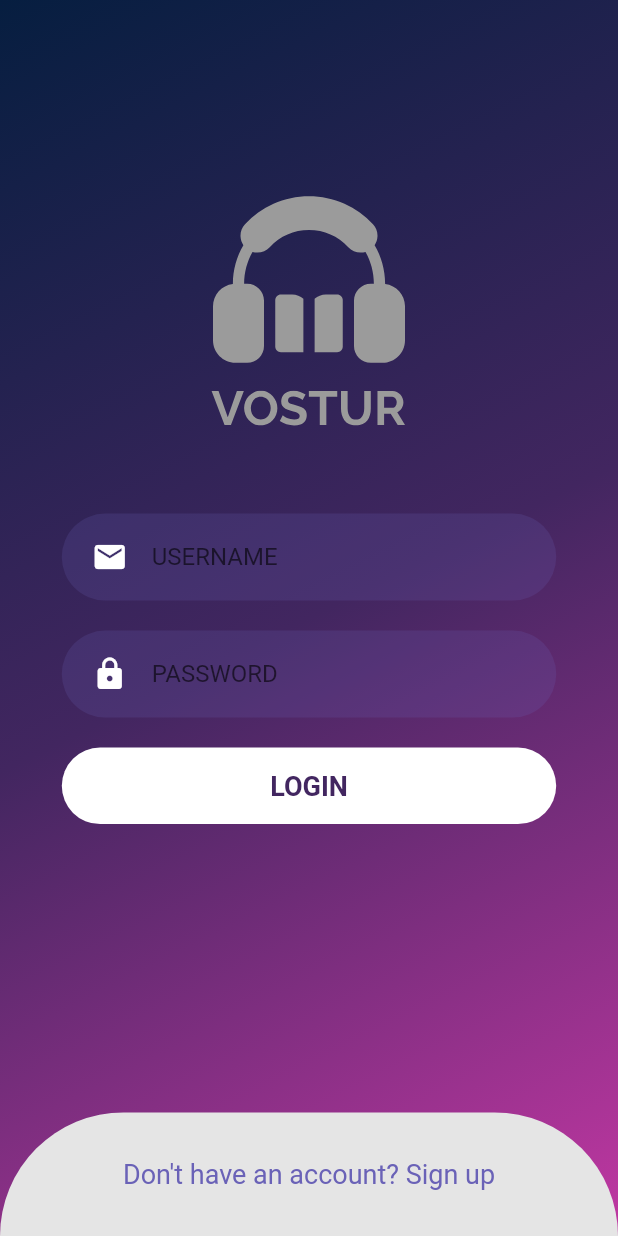
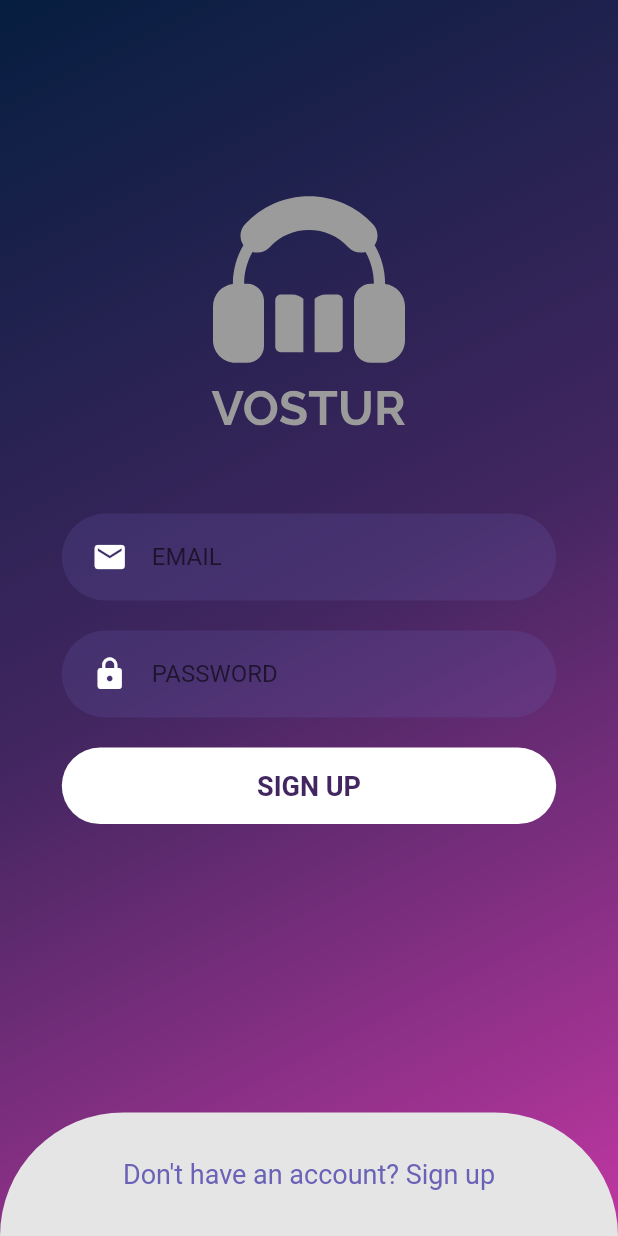
Before and after one commit to aldimasrs/Vostur, a Flutter app: the LoginScreen screen opened directly, after a tap on "Don't have an account? Sign up", after a tap on the "close" icon, on a phone screen of 412 x 824 dp. Run offline on Flutter 3.47's test engine with Material 2 defaults, Android fonts, the phone set to English and light mode, and no system bars; our stand-ins replace firebase_auth, flutter_svg, google_fonts, smooth_star_rating; accounts and stored records are empty; network calls fail.

Commit message:
update code #2

```diff
--- a/lib/components/input_container.dart
+++ b/lib/Screens/login/components/input_container.dart
@@ -2,9 +2,9 @@ import 'package:flutter/material.dart';
 import 'package:vostur/constants.dart';
 
 class InputContainer extends StatelessWidget {
-  const InputContainer({
+  InputContainer({
     Key key,
-    @required this.child,
+    this.child,
   }) : super(key: key);
 
   final Widget child;
--- a/lib/Screens/login/components/login_form.dart
+++ b/lib/Screens/login/components/login_form.dart
@@ -1,11 +1,12 @@
 import 'package:flutter/material.dart';
-import 'package:vostur/components/rounded_button.dart';
-import 'package:vostur/components/rounded_input.dart';
-import 'package:vostur/components/rounded_password_input.dart';
+import 'package:vostur/Screens/login/components/input_container.dart';
 import 'package:flutter_svg/flutter_svg.dart';
 
+import '../../../constants.dart';
+import '../login_auth.dart';
+
 class LoginForm extends StatelessWidget {
-  const LoginForm({
+  LoginForm({
     Key key,
     @required this.isLogin,
     @required this.animationDuration,
@@ -17,6 +18,8 @@ class LoginForm extends StatelessWidget {
   final Duration animationDuration;
   final Size size;
   final double defaultLoginSize;
+  final emailController = TextEditingController();
+  final passController = TextEditingController();
 
   @override
   Widget build(BuildContext context) {
@@ -39,10 +42,51 @@ class LoginForm extends StatelessWidget {
                 SizedBox(height: 10),
                 SvgPicture.asset('assets/images/VOSTUR.svg'),
                 SizedBox(height: 40),
-                RoundedInput(icon: Icons.mail, hint: 'USERNAME'),
-                RoundedPasswordInput(hint: 'PASSWORD'),
+                InputContainer(
+                  child: TextField(
+                    controller: emailController,
+                    cursorColor: kPrimaryColor,
+                    decoration: InputDecoration(
+                        icon: Icon(Icons.mail, color: Colors.white),
+                        hintText: "EMAIL",
+                        border: InputBorder.none),
+                  ),
+                ),
+                InputContainer(
+                  child: TextField(
+                    controller: passController,
+                    cursorColor: kPrimaryColor,
+                    obscureText: true,
+                    decoration: InputDecoration(
+                        icon: Icon(Icons.lock, color: Colors.white),
+                        hintText: "PASSWORD",
+                        border: InputBorder.none),
+                  ),
+                ),
                 SizedBox(height: 10),
-                RoundedButton(title: 'LOGIN'),
+                InkWell(
+                  onTap: () async {
+                    await AuthServices.signIn(
+                        emailController.text, passController.text);
+                  },
+                  borderRadius: BorderRadius.circular(30),
+                  child: Container(
+                    width: size.width * 0.8,
+                    decoration: BoxDecoration(
+                      borderRadius: BorderRadius.circular(30),
+                      color: Colors.white,
+                    ),
+                    padding: EdgeInsets.symmetric(vertical: 15),
+                    alignment: Alignment.center,
+                    child: Text(
+                      "SIGN UP",
+                      style: TextStyle(
+                          color: Color(0xff422660),
+                          fontSize: 18,
+                          fontWeight: FontWeight.bold),
+                    ),
+                  ),
+                ),
                 SizedBox(height: 10),
               ],
             ),
--- a/lib/Screens/login/components/register_form.dart
+++ b/lib/Screens/login/components/register_form.dart
@@ -1,11 +1,12 @@
 import 'package:flutter/material.dart';
-import 'package:vostur/components/rounded_button.dart';
-import 'package:vostur/components/rounded_input.dart';
-import 'package:vostur/components/rounded_password_input.dart';
+import 'package:vostur/Screens/login/components/input_container.dart';
 import 'package:flutter_svg/flutter_svg.dart';
 
+import '../../../constants.dart';
+import '../login_auth.dart';
+
 class RegisterForm extends StatelessWidget {
-  const RegisterForm({
+  RegisterForm({
     Key key,
     @required this.isLogin,
     @required this.animationDuration,
@@ -17,6 +18,8 @@ class RegisterForm extends StatelessWidget {
   final Duration animationDuration;
   final Size size;
   final double defaultLoginSize;
+  final emailController = TextEditingController();
+  final passController = TextEditingController();
 
   @override
   Widget build(BuildContext context) {
@@ -41,11 +44,51 @@ class RegisterForm extends StatelessWidget {
                   SizedBox(height: 10),
                   SvgPicture.asset('assets/images/VOSTUR.svg'),
                   SizedBox(height: 40),
-                  RoundedInput(icon: Icons.face_rounded, hint: 'USERNAME'),
-                  RoundedInput(icon: Icons.mail, hint: 'EMAIL'),
-                  RoundedPasswordInput(hint: 'PASSWORD'),
+                  InputContainer(
+                    child: TextField(
+                      controller: emailController,
+                      cursorColor: kPrimaryColor,
+                      decoration: InputDecoration(
+                          icon: Icon(Icons.mail, color: Colors.white),
+                          hintText: "EMAIL",
+                          border: InputBorder.none),
+                    ),
+                  ),
+                  InputContainer(
+                    child: TextField(
+                      controller: passController,
+                      cursorColor: kPrimaryColor,
+                      obscureText: true,
+                      decoration: InputDecoration(
+                          icon: Icon(Icons.lock, color: Colors.white),
+                          hintText: "PASSWORD",
+                          border: InputBorder.none),
+                    ),
+                  ),
                   SizedBox(height: 10),
-                  RoundedButton(title: 'SIGN UP'),
+                  InkWell(
+                    onTap: () async {
+                      await AuthServices.signUp(
+                          emailController.text, passController.text);
+                    },
+                    borderRadius: BorderRadius.circular(30),
+                    child: Container(
+                      width: size.width * 0.8,
+                      decoration: BoxDecoration(
+                        borderRadius: BorderRadius.circular(30),
+                        color: Colors.white,
+                      ),
+                      padding: EdgeInsets.symmetric(vertical: 15),
+                      alignment: Alignment.center,
+                      child: Text(
+                        "SIGN UP",
+                        style: TextStyle(
+                            color: Color(0xff422660),
+                            fontSize: 18,
+                            fontWeight: FontWeight.bold),
+                      ),
+                    ),
+                  ),
                   SizedBox(height: 10),
                 ],
               ),
--- /dev/null
+++ b/lib/Screens/login/login_auth.dart
@@ -0,0 +1,53 @@
+import 'package:firebase_auth/firebase_auth.dart';
+
+class AuthServices {
+  static FirebaseAuth _auth = FirebaseAuth.instance;
+
+  static Future<FirebaseUser> signInAnonymous() async {
+    try {
+      AuthResult result = await _auth.signInAnonymously();
+      FirebaseUser firebaseUser = result.user;
+
+      return firebaseUser;
+    } catch (e) {
+      print(e.toString());
+
+      return null;
+    }
+  }
+
+  static Future<FirebaseUser> signUp(String email, String password) async {
+    try {
+      AuthResult result = await _auth.createUserWithEmailAndPassword(
+          email: email, password: password);
+      FirebaseUser firebaseUser = result.user;
+
+      return firebaseUser;
+    } catch (e) {
+      print(e.toString());
+
+      return null;
+    }
+  }
+
+  static Future<FirebaseUser> signIn(String email, String password) async {
+    try {
+      AuthResult result = await _auth.signInWithEmailAndPassword(
+          email: email, password: password);
+      FirebaseUser user = result.user;
+
+      return user;
+    } catch (e) {
+      print(e.toString());
+
+      return null;
+    }
+  }
+
+  static Future<void> signOut() async {
+    _auth.signOut();
+  }
+
+  static Stream<FirebaseUser> get firebaseUserStream =>
+      _auth.onAuthStateChanged;
+}
--- a/lib/components/rounded_button.dart
+++ /dev/null
@@ -1,40 +0,0 @@
-import 'package:flutter/material.dart';
-import 'package:vostur/Screens/dashboard/navbar.dart';
-
-class RoundedButton extends StatelessWidget {
-  const RoundedButton({
-    Key key,
-    @required this.title,
-  }) : super(key: key);
-
-  final String title;
-
-  @override
-  Widget build(BuildContext context) {
-    Size size = MediaQuery.of(context).size;
-
-    return InkWell(
-      onTap: () {
-        Navigator.push(
-            context, MaterialPageRoute(builder: (context) => BottomNavbar()));
-      },
-      borderRadius: BorderRadius.circular(30),
-      child: Container(
-        width: size.width * 0.8,
-        decoration: BoxDecoration(
-          borderRadius: BorderRadius.circular(30),
-          color: Colors.white,
-        ),
-        padding: EdgeInsets.symmetric(vertical: 15),
-        alignment: Alignment.center,
-        child: Text(
-          title,
-          style: TextStyle(
-              color: Color(0xff422660),
-              fontSize: 18,
-              fontWeight: FontWeight.bold),
-        ),
-      ),
-    );
-  }
-}
--- a/lib/components/rounded_input.dart
+++ /dev/null
@@ -1,23 +0,0 @@
-import 'package:flutter/material.dart';
-import 'package:vostur/components/input_container.dart';
-import 'package:vostur/constants.dart';
-
-class RoundedInput extends StatelessWidget {
-  const RoundedInput({Key key, @required this.icon, @required this.hint})
-      : super(key: key);
-
-  final IconData icon;
-  final String hint;
-
-  @override
-  Widget build(BuildContext context) {
-    return InputContainer(
-        child: TextField(
-      cursorColor: kPrimaryColor,
-      decoration: InputDecoration(
-          icon: Icon(icon, color: Colors.white),
-          hintText: hint,
-          border: InputBorder.none),
-    ));
-  }
-}
--- a/lib/components/rounded_password_input.dart
+++ /dev/null
@@ -1,22 +0,0 @@
-import 'package:flutter/material.dart';
-import 'package:vostur/components/input_container.dart';
-import 'package:vostur/constants.dart';
-
-class RoundedPasswordInput extends StatelessWidget {
-  const RoundedPasswordInput({Key key, @required this.hint}) : super(key: key);
-
-  final String hint;
-
-  @override
-  Widget build(BuildContext context) {
-    return InputContainer(
-        child: TextField(
-      cursorColor: kPrimaryColor,
-      obscureText: true,
-      decoration: InputDecoration(
-          icon: Icon(Icons.lock, color: Colors.white),
-          hintText: hint,
-          border: InputBorder.none),
-    ));
-  }
-}
--- a/pubspec.yaml
+++ b/pubspec.yaml
@@ -31,6 +31,8 @@ dependencies:
   google_fonts: ^1.1.0
   flutter_svg: ^0.19.3
   smooth_star_rating: ^1.1.1
+  firebase_auth: ^0.15.5+2
+  provider: ^4.0.4
 
 dev_dependencies:
   flutter_test:
```
Also changed, not shown: lib/Screens/dashboard/profile.dart (+10 -4 lines), lib/main.dart (+14 -8 lines), lib/wrapper.dart (added, +16 -0 lines), pubspec.lock, 3 other files.
